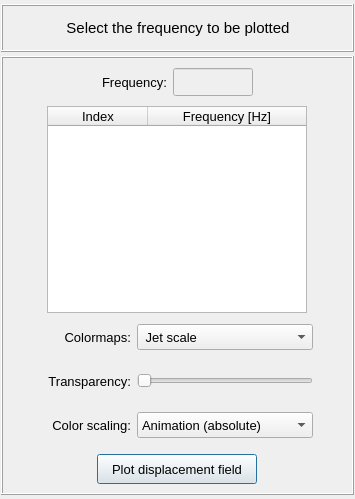
open-pulse/OpenPulse, file pulse/interface/data/ui_files/plots/results/structural/plot_nodal_results_field_for_harmonic_analysis.ui: the form before one commit.
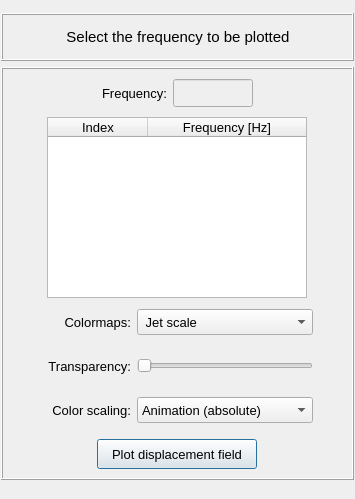
The form after the commit.

Commit message: Updates size policy in the analysis widgets

```diff
--- a/pulse/interface/data/ui_files/plots/results/structural/plot_nodal_results_field_for_harmonic_analysis.ui
+++ b/pulse/interface/data/ui_files/plots/results/structural/plot_nodal_results_field_for_harmonic_analysis.ui
@@ -10,6 +10,12 @@
     <height>499</height>
    </rect>
   </property>
+  <property name="sizePolicy">
+   <sizepolicy hsizetype="Preferred" vsizetype="Expanding">
+    <horstretch>0</horstretch>
+    <verstretch>0</verstretch>
+   </sizepolicy>
+  </property>
   <property name="maximumSize">
    <size>
     <width>16777215</width>
@@ -35,6 +41,30 @@
    <property name="spacing">
     <number>4</number>
    </property>
+   <item row="0" column="0">
+    <widget class="QScrollArea" name="scrollArea">
+     <property name="frameShape">
+      <enum>QFrame::Shape::NoFrame</enum>
+     </property>
+     <property name="widgetResizable">
+      <bool>true</bool>
+     </property>
+     <widget class="QWidget" name="scrollAreaWidgetContents">
+      <property name="geometry">
+       <rect>
+        <x>0</x>
+        <y>0</y>
+        <width>341</width>
+        <height>500</height>
+       </rect>
+      </property>
+      <layout class="QGridLayout" name="gridLayout_9">
+       <property name="leftMargin">
+        <number>0</number>
+       </property>
+       <property name="rightMargin">
+        <number>0</number>
+       </property>
    <item row="1" column="0">
     <widget class="QFrame" name="frame_main">
      <property name="sizeIncrement">
@@ -71,7 +101,7 @@
       <property name="spacing">
        <number>4</number>
       </property>
-      <item row="0" column="0">
+          <item row="2" column="0">
        <widget class="QFrame" name="frame_frequency">
         <property name="minimumSize">
          <size>
@@ -144,7 +174,6 @@
             <font>
              <family>MS Shell Dlg 2</family>
              <pointsize>10</pointsize>
-             <weight>50</weight>
              <italic>false</italic>
              <bold>false</bold>
             </font>
@@ -191,7 +220,6 @@
             <font>
              <family>MS Shell Dlg 2</family>
              <pointsize>10</pointsize>
-             <weight>50</weight>
              <bold>false</bold>
             </font>
            </property>
@@ -207,275 +235,6 @@
        </widget>
       </item>
       <item row="4" column="0">
-       <widget class="QFrame" name="frame_scalling">
-        <property name="minimumSize">
-         <size>
-          <width>0</width>
-          <height>40</height>
-         </size>
-        </property>
-        <property name="frameShape">
-         <enum>QFrame::NoFrame</enum>
-        </property>
-        <property name="frameShadow">
-         <enum>QFrame::Raised</enum>
-        </property>
-        <layout class="QGridLayout" name="gridLayout_6">
-         <property name="leftMargin">
-          <number>0</number>
-         </property>
-         <property name="topMargin">
-          <number>0</number>
-         </property>
-         <property name="rightMargin">
-          <number>0</number>
-         </property>
-         <property name="bottomMargin">
-          <number>0</number>
-         </property>
-         <property name="horizontalSpacing">
-          <number>6</number>
-         </property>
-         <property name="verticalSpacing">
-          <number>0</number>
-         </property>
-         <item row="0" column="2">
-          <widget class="QComboBox" name="comboBox_color_scale">
-           <property name="minimumSize">
-            <size>
-             <width>176</width>
-             <height>26</height>
-            </size>
-           </property>
-           <property name="maximumSize">
-            <size>
-             <width>200</width>
-             <height>26</height>
-            </size>
-           </property>
-           <property name="font">
-            <font>
-             <pointsize>10</pointsize>
-            </font>
-           </property>
-           <item>
-            <property name="text">
-             <string>Animation (absolute)</string>
-            </property>
-           </item>
-           <item>
-            <property name="text">
-             <string>Animation (Ux)</string>
-            </property>
-           </item>
-           <item>
-            <property name="text">
-             <string>Animation (Uy)</string>
-            </property>
-           </item>
-           <item>
-            <property name="text">
-             <string>Animation (Uz)</string>
-            </property>
-           </item>
-           <item>
-            <property name="text">
-             <string>Absolute (resultant)</string>
-            </property>
-           </item>
-           <item>
-            <property name="text">
-             <string>Absolute (Ux)</string>
-            </property>
-           </item>
-           <item>
-            <property name="text">
-             <string>Absolute (Uy)</string>
-            </property>
-           </item>
-           <item>
-            <property name="text">
-             <string>Absolute (Uz)</string>
-            </property>
-           </item>
-           <item>
-            <property name="text">
-             <string>Real - Ux</string>
-            </property>
-           </item>
-           <item>
-            <property name="text">
-             <string>Real - Uy</string>
-            </property>
-           </item>
-           <item>
-            <property name="text">
-             <string>Real - Uz</string>
-            </property>
-           </item>
-           <item>
-            <property name="text">
-             <string>Imaginary - Ux</string>
-            </property>
-           </item>
-           <item>
-            <property name="text">
-             <string>Imaginary - Uy</string>
-            </property>
-           </item>
-           <item>
-            <property name="text">
-             <string>Imaginary - Uz</string>
-            </property>
-           </item>
-          </widget>
-         </item>
-         <item row="0" column="1">
-          <widget class="QLabel" name="label_2">
-           <property name="minimumSize">
-            <size>
-             <width>90</width>
-             <height>26</height>
-            </size>
-           </property>
-           <property name="maximumSize">
-            <size>
-             <width>90</width>
-             <height>26</height>
-            </size>
-           </property>
-           <property name="font">
-            <font>
-             <pointsize>10</pointsize>
-            </font>
-           </property>
-           <property name="text">
-            <string>Color scaling:</string>
-           </property>
-           <property name="alignment">
-            <set>Qt::AlignRight|Qt::AlignTrailing|Qt::AlignVCenter</set>
-           </property>
-          </widget>
-         </item>
-         <item row="0" column="0">
-          <spacer name="horizontalSpacer_3">
-           <property name="orientation">
-            <enum>Qt::Horizontal</enum>
-           </property>
-           <property name="sizeHint" stdset="0">
-            <size>
-             <width>40</width>
-             <height>20</height>
-            </size>
-           </property>
-          </spacer>
-         </item>
-         <item row="0" column="3">
-          <spacer name="horizontalSpacer_4">
-           <property name="orientation">
-            <enum>Qt::Horizontal</enum>
-           </property>
-           <property name="sizeHint" stdset="0">
-            <size>
-             <width>40</width>
-             <height>20</height>
-            </size>
-           </property>
-          </spacer>
-         </item>
-        </layout>
-       </widget>
-      </item>
-      <item row="1" column="0">
-       <widget class="QFrame" name="frame_treeWidget">
-        <property name="frameShape">
-         <enum>QFrame::NoFrame</enum>
-        </property>
-        <property name="frameShadow">
-         <enum>QFrame::Raised</enum>
-        </property>
-        <layout class="QGridLayout" name="gridLayout_3">
-         <property name="leftMargin">
-          <number>0</number>
-         </property>
-         <property name="topMargin">
-          <number>0</number>
-         </property>
-         <property name="rightMargin">
-          <number>0</number>
-         </property>
-         <property name="bottomMargin">
-          <number>0</number>
-         </property>
-         <property name="spacing">
-          <number>0</number>
-         </property>
-         <item row="0" column="0">
-          <widget class="QTreeWidget" name="treeWidget_frequencies">
-           <property name="minimumSize">
-            <size>
-             <width>260</width>
-             <height>0</height>
-            </size>
-           </property>
-           <property name="maximumSize">
-            <size>
-             <width>260</width>
-             <height>415</height>
-            </size>
-           </property>
-           <property name="font">
-            <font>
-             <family>MS Shell Dlg 2</family>
-             <pointsize>10</pointsize>
-             <weight>50</weight>
-             <italic>false</italic>
-             <bold>false</bold>
-            </font>
-           </property>
-           <property name="alternatingRowColors">
-            <bool>true</bool>
-           </property>
-           <property name="indentation">
-            <number>0</number>
-           </property>
-           <column>
-            <property name="text">
-             <string>Index</string>
-            </property>
-            <property name="font">
-             <font>
-              <family>MS Shell Dlg 2</family>
-              <pointsize>10</pointsize>
-             </font>
-            </property>
-            <property name="textAlignment">
-             <set>AlignCenter</set>
-            </property>
-           </column>
-           <column>
-            <property name="text">
-             <string notr="true">Frequency [Hz]</string>
-            </property>
-            <property name="font">
-             <font>
-              <family>MS Shell Dlg 2</family>
-              <pointsize>10</pointsize>
-              <weight>50</weight>
-              <italic>false</italic>
-              <bold>false</bold>
-             </font>
-            </property>
-            <property name="textAlignment">
-             <set>AlignCenter</set>
-            </property>
-           </column>
-          </widget>
-         </item>
-        </layout>
-       </widget>
-      </item>
-      <item row="2" column="0">
        <widget class="QFrame" name="frame">
         <property name="minimumSize">
          <size>
@@ -679,7 +438,187 @@
         </layout>
        </widget>
       </item>
-      <item row="5" column="0">
+          <item row="6" column="0">
+           <widget class="QFrame" name="frame_scalling">
+            <property name="minimumSize">
+             <size>
+              <width>0</width>
+              <height>40</height>
+             </size>
+            </property>
+            <property name="frameShape">
+             <enum>QFrame::Shape::NoFrame</enum>
+            </property>
+            <property name="frameShadow">
+             <enum>QFrame::Shadow::Raised</enum>
+            </property>
+            <layout class="QGridLayout" name="gridLayout_6">
+             <property name="leftMargin">
+              <number>0</number>
+             </property>
+             <property name="topMargin">
+              <number>0</number>
+             </property>
+             <property name="rightMargin">
+              <number>0</number>
+             </property>
+             <property name="bottomMargin">
+              <number>0</number>
+             </property>
+             <property name="horizontalSpacing">
+              <number>6</number>
+             </property>
+             <property name="verticalSpacing">
+              <number>0</number>
+             </property>
+             <item row="0" column="2">
+              <widget class="QComboBox" name="comboBox_color_scale">
+               <property name="minimumSize">
+                <size>
+                 <width>176</width>
+                 <height>26</height>
+                </size>
+               </property>
+               <property name="maximumSize">
+                <size>
+                 <width>200</width>
+                 <height>26</height>
+                </size>
+               </property>
+               <property name="font">
+                <font>
+                 <pointsize>10</pointsize>
+                </font>
+               </property>
+               <item>
+                <property name="text">
+                 <string>Animation (absolute)</string>
+                </property>
+               </item>
+               <item>
+                <property name="text">
+                 <string>Animation (Ux)</string>
+                </property>
+               </item>
+               <item>
+                <property name="text">
+                 <string>Animation (Uy)</string>
+                </property>
+               </item>
+               <item>
+                <property name="text">
+                 <string>Animation (Uz)</string>
+                </property>
+               </item>
+               <item>
+                <property name="text">
+                 <string>Absolute (resultant)</string>
+                </property>
+               </item>
+               <item>
+                <property name="text">
+                 <string>Absolute (Ux)</string>
+                </property>
+               </item>
+               <item>
+                <property name="text">
+                 <string>Absolute (Uy)</string>
+                </property>
+               </item>
+               <item>
+                <property name="text">
+                 <string>Absolute (Uz)</string>
+                </property>
+               </item>
+               <item>
+                <property name="text">
+                 <string>Real - Ux</string>
+                </property>
+               </item>
+               <item>
+                <property name="text">
+                 <string>Real - Uy</string>
+                </property>
+               </item>
+               <item>
+                <property name="text">
+                 <string>Real - Uz</string>
+                </property>
+               </item>
+               <item>
+                <property name="text">
+                 <string>Imaginary - Ux</string>
+                </property>
+               </item>
+               <item>
+                <property name="text">
+                 <string>Imaginary - Uy</string>
+                </property>
+               </item>
+               <item>
+                <property name="text">
+                 <string>Imaginary - Uz</string>
+                </property>
+               </item>
+              </widget>
+             </item>
+             <item row="0" column="1">
+              <widget class="QLabel" name="label_2">
+               <property name="minimumSize">
+                <size>
+                 <width>90</width>
+                 <height>26</height>
+                </size>
+               </property>
+               <property name="maximumSize">
+                <size>
+                 <width>90</width>
+                 <height>26</height>
+                </size>
+               </property>
+               <property name="font">
+                <font>
+                 <pointsize>10</pointsize>
+                </font>
+               </property>
+               <property name="text">
+                <string>Color scaling:</string>
+               </property>
+               <property name="alignment">
+                <set>Qt::AlignmentFlag::AlignRight|Qt::AlignmentFlag::AlignTrailing|Qt::AlignmentFlag::AlignVCenter</set>
+               </property>
+              </widget>
+             </item>
+             <item row="0" column="0">
+              <spacer name="horizontalSpacer_3">
+               <property name="orientation">
+                <enum>Qt::Orientation::Horizontal</enum>
+               </property>
+               <property name="sizeHint" stdset="0">
+                <size>
+                 <width>40</width>
+                 <height>20</height>
+                </size>
+               </property>
+              </spacer>
+             </item>
+             <item row="0" column="3">
+              <spacer name="horizontalSpacer_4">
+               <property name="orientation">
+                <enum>Qt::Orientation::Horizontal</enum>
+               </property>
+               <property name="sizeHint" stdset="0">
+                <size>
+                 <width>40</width>
+                 <height>20</height>
+                </size>
+               </property>
+              </spacer>
+             </item>
+            </layout>
+           </widget>
+          </item>
+          <item row="7" column="0">
        <widget class="QFrame" name="frame_button">
         <property name="minimumSize">
          <size>
@@ -727,7 +666,6 @@
             <font>
              <family>MS Shell Dlg 2</family>
              <pointsize>10</pointsize>
-             <weight>50</weight>
              <italic>false</italic>
              <bold>false</bold>
             </font>
@@ -746,7 +684,7 @@
         </layout>
        </widget>
       </item>
-      <item row="3" column="0">
+          <item row="5" column="0">
        <widget class="QFrame" name="frame_4">
         <property name="minimumSize">
          <size>
@@ -854,6 +792,93 @@
         </layout>
        </widget>
       </item>
+          <item row="3" column="0">
+           <widget class="QFrame" name="frame_treeWidget">
+            <property name="frameShape">
+             <enum>QFrame::Shape::NoFrame</enum>
+            </property>
+            <property name="frameShadow">
+             <enum>QFrame::Shadow::Raised</enum>
+            </property>
+            <layout class="QGridLayout" name="gridLayout_3">
+             <property name="leftMargin">
+              <number>0</number>
+             </property>
+             <property name="topMargin">
+              <number>0</number>
+             </property>
+             <property name="rightMargin">
+              <number>0</number>
+             </property>
+             <property name="bottomMargin">
+              <number>0</number>
+             </property>
+             <property name="spacing">
+              <number>0</number>
+             </property>
+             <item row="0" column="0">
+              <widget class="QTreeWidget" name="treeWidget_frequencies">
+               <property name="minimumSize">
+                <size>
+                 <width>260</width>
+                 <height>180</height>
+                </size>
+               </property>
+               <property name="maximumSize">
+                <size>
+                 <width>260</width>
+                 <height>415</height>
+                </size>
+               </property>
+               <property name="font">
+                <font>
+                 <family>MS Shell Dlg 2</family>
+                 <pointsize>10</pointsize>
+                 <italic>false</italic>
+                 <bold>false</bold>
+                </font>
+               </property>
+               <property name="alternatingRowColors">
+                <bool>true</bool>
+               </property>
+               <property name="indentation">
+                <number>0</number>
+               </property>
+               <column>
+                <property name="text">
+                 <string>Index</string>
+                </property>
+                <property name="font">
+                 <font>
+                  <family>MS Shell Dlg 2</family>
+                  <pointsize>10</pointsize>
+                 </font>
+                </property>
+                <property name="textAlignment">
+                 <set>AlignCenter</set>
+                </property>
+               </column>
+               <column>
+                <property name="text">
+                 <string notr="true">Frequency [Hz]</string>
+                </property>
+                <property name="font">
+                 <font>
+                  <family>MS Shell Dlg 2</family>
+                  <pointsize>10</pointsize>
+                  <italic>false</italic>
+                  <bold>false</bold>
+                 </font>
+                </property>
+                <property name="textAlignment">
+                 <set>AlignCenter</set>
+                </property>
+               </column>
+              </widget>
+             </item>
+            </layout>
+           </widget>
+          </item>
      </layout>
     </widget>
    </item>
@@ -911,7 +936,6 @@
          <font>
           <family>MS Shell Dlg 2</family>
           <pointsize>11</pointsize>
-          <weight>50</weight>
           <italic>false</italic>
           <bold>false</bold>
          </font>
@@ -934,6 +958,20 @@
        </widget>
       </item>
      </layout>
+        </widget>
+       </item>
+       <item row="2" column="0">
+        <widget class="QFrame" name="frame_animation">
+         <property name="frameShape">
+          <enum>QFrame::Shape::NoFrame</enum>
+         </property>
+         <property name="frameShadow">
+          <enum>QFrame::Shadow::Raised</enum>
+         </property>
+        </widget>
+       </item>
+      </layout>
+     </widget>
     </widget>
    </item>
   </layout>
```
Left out of the diff: 62 changed lines with no effect on the pictures. Lines whose indentation alone changed are shown as unchanged. The commit also changes 12 other files.
